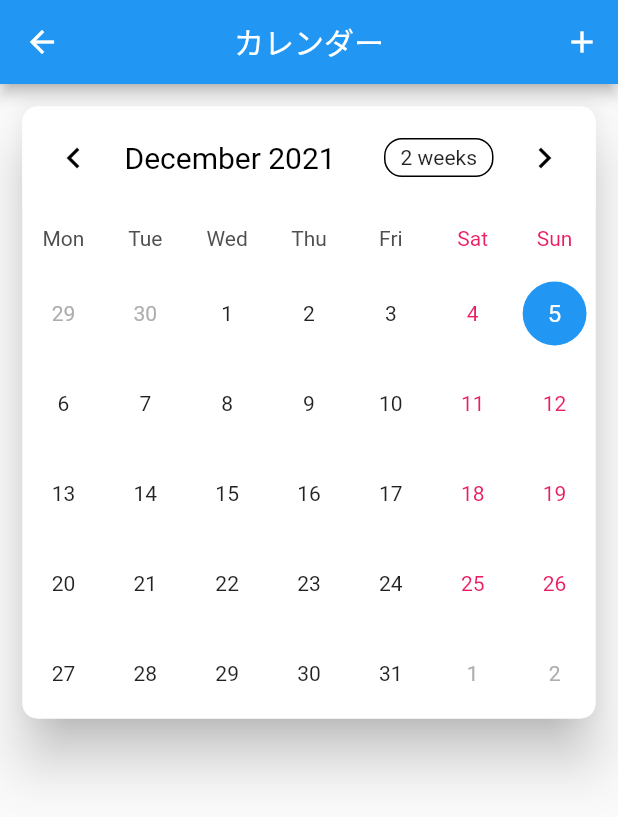
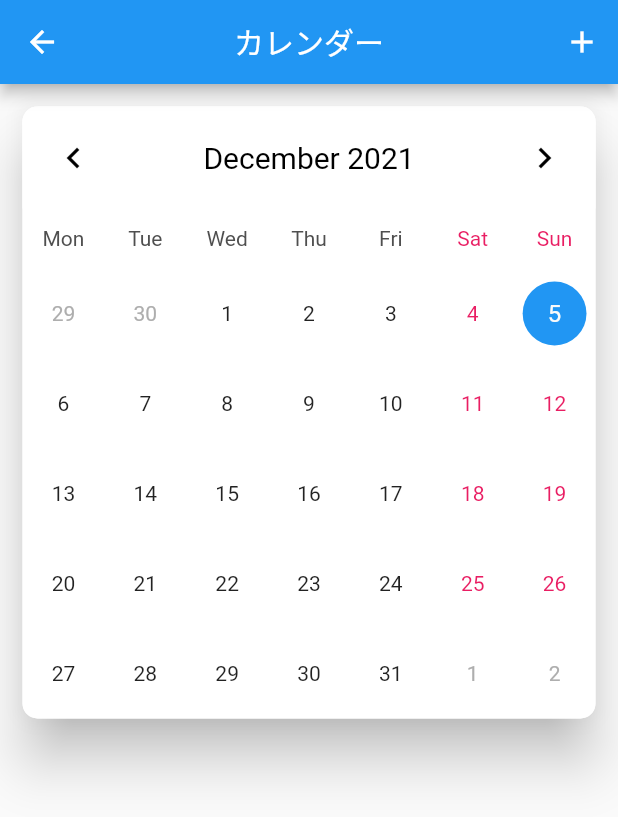
Before and after one commit to 198ai/doto_app, a Flutter app: the CalendarPage screen opened directly, on a phone screen of 412 x 824 dp. Shown: the top 817 px of the screen. Run offline on Flutter 3.47's test engine with Material 2 defaults, Android fonts, the light colour scheme and no system bars; drawn by our look-alikes of table_calendar; our stand-ins replace flutter_screenutil, shared_preferences, syncfusion_flutter_calendar, vibration; accounts and stored records are empty; network calls fail.

Commit message:
カレンダーバグ修正

```diff
--- a/lib/pages/tabs/Calendar.dart
+++ b/lib/pages/tabs/Calendar.dart
@@ -1,3 +1,5 @@
+import 'dart:collection';
+
 import 'package:doto_app/services/ScreenAdapter.dart';
 import 'package:flutter/material.dart';
 import 'package:shared_preferences/shared_preferences.dart';
@@ -11,6 +13,23 @@ class CalendarPage extends StatefulWidget {
   CalendarPage({Key? key}) : super(key: key);
 
   _CalendarPageState createState() => _CalendarPageState();
+}
+
+class EventModel {
+  EventModel({
+    required this.events,
+  });
+
+  List<MyEvents> events;
+
+  factory EventModel.fromJson(Map<String, dynamic> json) => EventModel(
+        events: List<MyEvents>.from(
+            json["Events"].map((x) => MyEvents.fromJson(x))),
+      );
+
+  Map<String, dynamic> toJson() => {
+        "Events": List<dynamic>.from(events.map((x) => x.toJson())),
+      };
 }
 
 class MyEvents {
@@ -43,10 +62,12 @@ class _CalendarPageState extends State<CalendarPage> {
   late Map<DateTime, List<MyEvents>> mySelectedEvents;
   late Map setData;
   List setdate = [];
-  late Map<DateTime, List<dynamic>> _events;
+  late Map<DateTime, List<MyEvents>> _events; //ローカルに保存用
   late SharedPreferences prefs;
-  late CalendarController _controller;
   List<MyEvents> list = [];
+  int getHashCode(DateTime key) {
+    return key.day * 1000000 + key.month * 10000 + key.year;
+  }
 
   @override
   void initState() {
@@ -57,18 +78,9 @@ class _CalendarPageState extends State<CalendarPage> {
     Future(() async {
       prefs = await SharedPreferences.getInstance();
       setState(() {
-        Map<DateTime, List<dynamic>> map = Map<DateTime, List<dynamic>>.from(
-            decodeMap(json.decode(prefs.getString("events") ?? "{}")));
-        map.forEach((key, value) {
-          value.forEach((e) {
-            list.add(MyEvents.fromJson(e));
+        mySelectedEvents =
+            decodeMap(json.decode(prefs.getString("events") ?? "{}"));
       });
-          mySelectedEvents[key] = list;
-          _listOfDayEvents(key);
-          print(_listOfDayEvents(key));
-        });
-      });
-      //mySelectedEvents = _events;
     });
   }
 
@@ -80,10 +92,18 @@ class _CalendarPageState extends State<CalendarPage> {
     return newMap;
   }
 
-  Map<DateTime, dynamic> decodeMap(Map<String, dynamic> map) {
-    Map<DateTime, dynamic> newMap = {};
+  Map<DateTime, List<MyEvents>> decodeMap(Map<String, dynamic> map) {
+    //print(map);
+    Map<DateTime, List<MyEvents>> newMap = {};
+    List<MyEvents> list = [];
     map.forEach((key, value) {
-      newMap[DateTime.parse(key)] = map[key];
+      value.forEach((e) {
+        list.add(MyEvents.fromJson(e));
+      });
+      if (list != []) {
+        newMap[DateTime.parse(key)] = list;
+        list = [];
+      }
     });
     return newMap;
   }
@@ -96,7 +116,12 @@ class _CalendarPageState extends State<CalendarPage> {
   }
 
   List<MyEvents> _listOfDayEvents(DateTime dateTime) {
-    return mySelectedEvents[dateTime] ?? [];
+    final _events = LinkedHashMap<DateTime, List<MyEvents>>(
+      equals: isSameDay,
+      hashCode: getHashCode,
+    )..addAll(mySelectedEvents);
+
+    return _events[dateTime] ?? [];
   }
 
   Widget buildTextField(
@@ -169,8 +194,19 @@ class _CalendarPageState extends State<CalendarPage> {
                           ];
                         }
                       });
+                      //mySelectedEvents = {};
+                      //print("添加后的列表$mySelectedEvents");
+
+                      mySelectedEvents.forEach((key, value) {
+                        value.isNotEmpty ? _events[key] = value : null;
+                      });
+                      //mySelectedEvents = {};
                       prefs.setString(
-                          "events", json.encode(encodeMap(mySelectedEvents)));
+                          "events", json.encode(encodeMap(_events)));
+                      print("保存的时候$_events");
+                      // _events = decodeMap(
+                      //     json.decode(prefs.getString("events") ?? "{}"));
+                      // print(_events);
                       titleController.clear();
                       descpController.clear();
                       Navigator.pop(context);
@@ -185,6 +221,7 @@ class _CalendarPageState extends State<CalendarPage> {
 
   @override
   Widget build(BuildContext context) {
+    print(mySelectedEvents[selectedCalendarDate]);
     return Scaffold(
         appBar:
             AppBar(centerTitle: true, title: Text("カレンダー"), actions: <Widget>[
@@ -198,33 +235,7 @@ class _CalendarPageState extends State<CalendarPage> {
         ]),
         body: SingleChildScrollView(
             child: Column(children: [
-          Calender(),
-          ..._listOfDayEvents(selectedCalendarDate!).map((myEvents) => ListTile(
-                onTap: () {},
-                leading: const Icon(
-                  Icons.access_alarms_sharp,
-                  color: Colors.black,
-                ),
-                title: Padding(
-                  padding: const EdgeInsets.only(bottom: 8.0),
-                  child: Text('タイトル:   ${myEvents.eventTitle}'),
-                ),
-                subtitle: Text('メモ:   ${myEvents.eventDescp}'),
-                trailing: IconButton(
-                    onPressed: () {
-                      var index = _listOfDayEvents(selectedCalendarDate!)
-                          .indexOf(myEvents);
-                      setState(() {
-                        _listOfDayEvents(selectedCalendarDate!).removeAt(index);
-                      });
-                    },
-                    icon: Icon(Icons.delete)),
-              ))
-        ])));
-  }
-
-  Widget Calender() {
-    return Card(
+          Card(
             margin: EdgeInsets.all(15.0),
             elevation: 15.0,
             shape: RoundedRectangleBorder(
@@ -246,13 +257,17 @@ class _CalendarPageState extends State<CalendarPage> {
               startingDayOfWeek: StartingDayOfWeek.monday,
               daysOfWeekHeight: 40.0,
               rowHeight: 60.0,
+              //eventLoader: _listOfDayEvents,
               eventLoader: _listOfDayEvents,
               headerStyle: HeaderStyle(
+                titleCentered: true,
+                formatButtonVisible: false,
                 titleTextStyle: TextStyle(color: Colors.black, fontSize: 20.0),
                 decoration: BoxDecoration(
                     color: Colors.white,
                     borderRadius: BorderRadius.only(
-                  topLeft: Radius.circular(10), topRight: Radius.circular(10))),
+                        topLeft: Radius.circular(10),
+                        topRight: Radius.circular(10))),
                 // formatButtonTextStyle:
                 //     TextStyle(color: Colors.pink, fontSize: 16.0),
                 // formatButtonDecoration: BoxDecoration(
@@ -301,6 +316,9 @@ class _CalendarPageState extends State<CalendarPage> {
                 // current selected day
                 return (isSameDay(selectedCalendarDate!, currentSelectedDate));
               },
+              onPageChanged: (focusedDay) {
+                _focusedCalendarDate = focusedDay;
+              },
               onFormatChanged: (format) {
                 if (_calendarFormat != format) {
                   setState(() {
@@ -318,6 +336,37 @@ class _CalendarPageState extends State<CalendarPage> {
                 }
               },
             ),
-    );
+          ),
+          ListView(
+            shrinkWrap: true,
+            children: _listOfDayEvents(selectedCalendarDate!)
+                .map((myEvents) => ListTile(
+                      onTap: () {},
+                      leading: const Icon(
+                        Icons.access_alarms_sharp,
+                        color: Colors.black,
+                      ),
+                      title: Padding(
+                        padding: const EdgeInsets.only(bottom: 8.0),
+                        child: Text('タイトル:   ${myEvents.eventTitle}'),
+                      ),
+                      subtitle: Text('メモ:   ${myEvents.eventDescp}'),
+                      trailing: IconButton(
+                          onPressed: () {
+                            var index = _listOfDayEvents(selectedCalendarDate!)
+                                .indexOf(myEvents);
+                            setState(() {
+                              _listOfDayEvents(selectedCalendarDate!)
+                                  .removeAt(index);
+                            });
+                            //还要删除对应的MAp的时间
+                            prefs.setString("events",
+                                json.encode(encodeMap(mySelectedEvents)));
+                          },
+                          icon: Icon(Icons.delete)),
+                    ))
+                .toList(),
+          )
+        ])));
   }
 }
--- a/pubspec.yaml
+++ b/pubspec.yaml
@@ -32,10 +32,10 @@ dependencies:
   shared_preferences: ^0.5.4+5
   provider: ^4.3.2+4
   vibration: ^1.7.3
-  dio: ^4.0.0
   table_calendar: ^3.0.3
   syncfusion_flutter_datepicker: ^19.3.45
   syncfusion_flutter_calendar: ^19.3.48
+  http: ^0.12.0+1
 dev_dependencies:
   flutter_test:
     sdk: flutter
```
Also changed, not shown: lib/pages/Login.dart (+11 -13 lines), pubspec.lock. Lines whose indentation alone changed are shown as unchanged.
